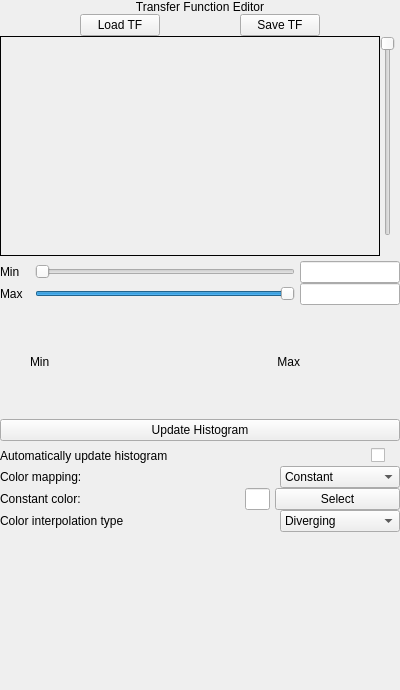
Before: the Qt Designer form apps/vaporgui/TFWidgetGUI.ui in StasJ/vapor-formatted, drawn with Qt 5.
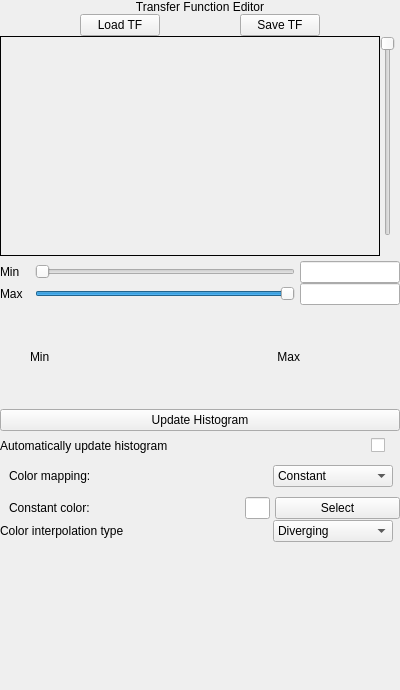
After: the same form once the commit is applied. Custom widgets are drawn as their Qt base class.

Commit message: Fixed broken Update() issue w.r.t. constant-color selection.  Changed TFWidget to rearrange the positioning of constant-color widgets depending on how important they are to the current renderer via PRIORITYCOLORVAR flag

The edit to the form file:
```diff
--- a/apps/vaporgui/TFWidgetGUI.ui
+++ b/apps/vaporgui/TFWidgetGUI.ui
@@ -498,15 +498,16 @@
     </layout>
    </item>
    <item>
-    <layout class="QHBoxLayout" name="horizontalLayout">
+    <widget class="QFrame" name="colorMappingFrame">
+     <layout class="QHBoxLayout" name="colorMappingLayout">
      <property name="spacing">
       <number>0</number>
      </property>
      <property name="rightMargin">
-      <number>0</number>
+       <number>7</number>
      </property>
      <property name="bottomMargin">
-      <number>0</number>
+       <number>1</number>
      </property>
      <item>
       <widget class="QLabel" name="colorVarLabel">
@@ -547,15 +548,20 @@
       </widget>
      </item>
     </layout>
+    </widget>
    </item>
    <item>
-    <layout class="QHBoxLayout" name="horizontalLayout_3">
+    <widget class="QFrame" name="constColorFrame">
+     <layout class="QHBoxLayout" name="constColorLayout">
      <property name="spacing">
       <number>5</number>
      </property>
-     <property name="bottomMargin">
+      <property name="rightMargin">
       <number>0</number>
      </property>
+      <property name="bottomMargin">
+       <number>1</number>
+      </property>
      <item>
       <widget class="QLabel" name="constColorLabel">
        <property name="text">
@@ -612,9 +618,16 @@
       </widget>
      </item>
     </layout>
+    </widget>
    </item>
    <item>
     <layout class="QHBoxLayout" name="horizontalLayout_14">
+     <property name="spacing">
+      <number>0</number>
+     </property>
+     <property name="rightMargin">
+      <number>7</number>
+     </property>
      <item>
       <widget class="QLabel" name="label_2">
        <property name="text">
```
Lines whose indentation alone changed are shown as unchanged. The commit also changes 4 other files.
